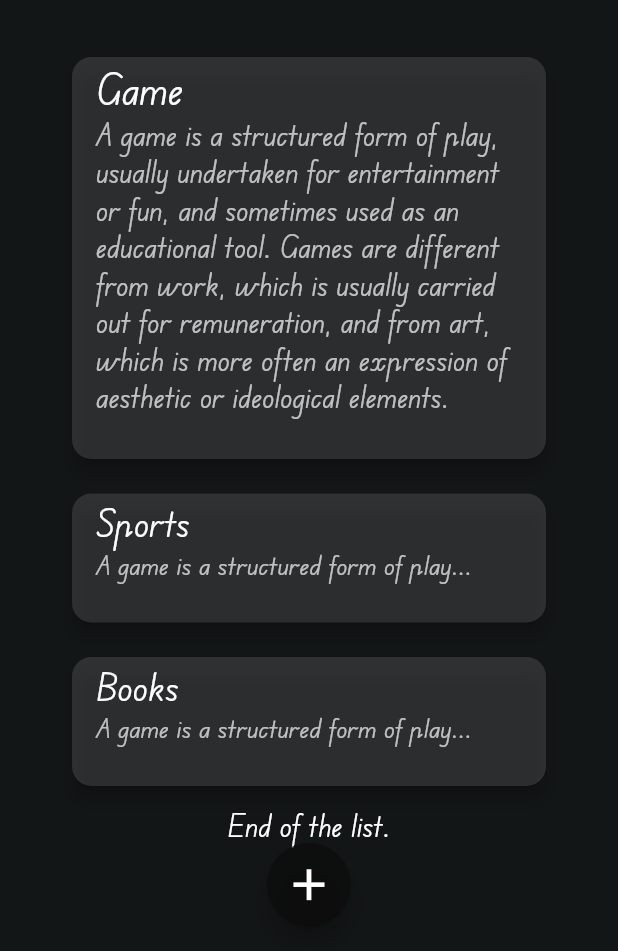
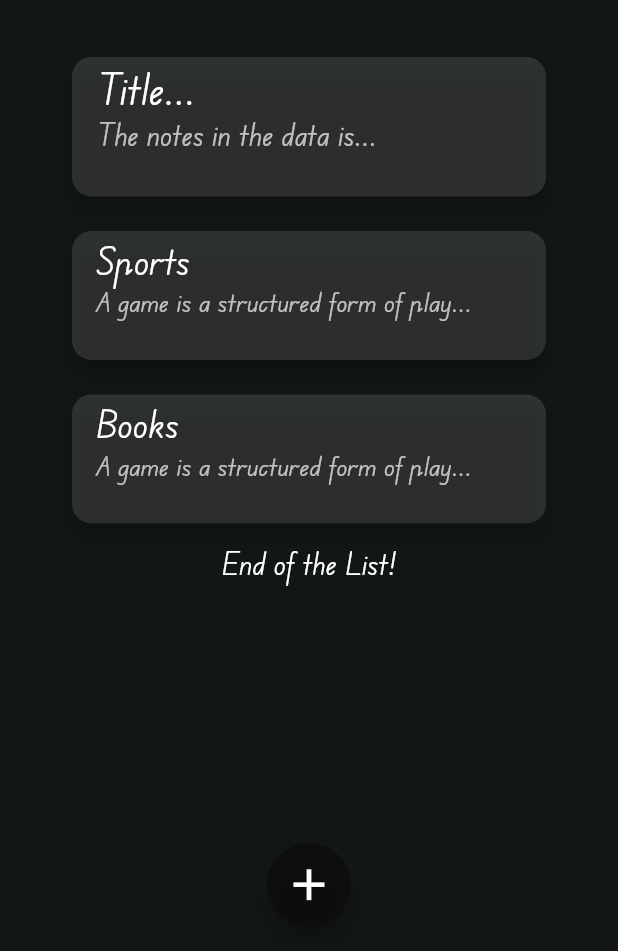
Before and after one commit to surajmgr/Flutter_notes_todo_app, a Flutter app: the screen it shows after launch, on a phone screen of 412 x 824 dp, the part 285-1236 px from its top. Run offline on Flutter 3.47's test engine with Material 2 defaults, Android fonts, the phone set to English and light mode, and no system bars.

Commit message:
small#upgrade_1

```diff
--- /dev/null
+++ b/lib/models/globalval.dart
@@ -0,0 +1,6 @@
+import 'package:flutter/material.dart';
+import 'package:todo_app/widgets/BodyElement.dart';
+
+List<Widget> cardList = [MainCard(heading: headingCard[0], bodyV: bodyCard[0])];
+List<String> headingCard = ["Title..."];
+List<String> bodyCard = ["The notes in the data is... "];
--- a/lib/pages/homepg.dart
+++ b/lib/pages/homepg.dart
@@ -1,5 +1,6 @@
 import 'package:flutter/material.dart';
 import 'package:flutter/services.dart';
+import 'package:todo_app/widgets/AppbarText.dart';
 import 'package:todo_app/widgets/BodyElement.dart';
 import 'package:todo_app/widgets/FltAccBtn.dart';
 import 'package:todo_app/widgets/MyDrawer.dart';
@@ -23,6 +24,7 @@ class _HomePageState extends State<HomePage> {
 
   @override
   Widget build(BuildContext context) {
+    var txt = "One Day List";
     return Container(
       constraints: const BoxConstraints.expand(),
       decoration: const BoxDecoration(
@@ -47,15 +49,8 @@ class _HomePageState extends State<HomePage> {
               ),
             ),
           ),
-          title: const Text(
-            "One Day List",
-            style: TextStyle(
-              color: Colors.white,
-              fontSize: 18,
-              fontWeight: FontWeight.w400,
-            ),
-          ),
-          backgroundColor: Color(0xFF0B0D0E),
+          title: AppBarTxt(txt: txt),
+          backgroundColor: const Color(0xFF0B0D0E),
           elevation: 0.0,
           actions: [
             IconButton(
@@ -66,7 +61,6 @@ class _HomePageState extends State<HomePage> {
         ),
         body: Container(
           alignment: Alignment.center,
-          child: SingleChildScrollView(
           child: Card(
             elevation: 0,
             color: Colors.transparent,
@@ -78,9 +72,8 @@ class _HomePageState extends State<HomePage> {
             ),
           ),
         ),
-        ),
         drawer: const MyDrawer(),
-        floatingActionButton: const fltAcBtn(),
+        floatingActionButton: fltAcBtn(),
         floatingActionButtonLocation: FloatingActionButtonLocation.centerFloat,
       ),
     );
--- /dev/null
+++ b/lib/widgets/AppbarText.dart
@@ -0,0 +1,22 @@
+import 'package:flutter/material.dart';
+
+class AppBarTxt extends StatelessWidget {
+  const AppBarTxt({
+    Key? key,
+    required this.txt,
+  }) : super(key: key);
+
+  final String txt;
+
+  @override
+  Widget build(BuildContext context) {
+    return Text(
+      txt,
+      style: const TextStyle(
+        color: Colors.white,
+        fontSize: 18,
+        fontWeight: FontWeight.w400,
+      ),
+    );
+  }
+}
--- a/lib/widgets/BodyElement.dart
+++ b/lib/widgets/BodyElement.dart
@@ -1,13 +1,27 @@
+// import 'dart:html';
 import 'package:flutter/material.dart';
+import 'package:todo_app/models/globalval.dart';
+import 'package:todo_app/pages/editfld.dart';
+import 'package:todo_app/widgets/FltAccBtn.dart';
 
 class BodyElm extends StatefulWidget {
   const BodyElm({Key? key}) : super(key: key);
-
   @override
   State<BodyElm> createState() => _BodyElmState();
 }
 
 class _BodyElmState extends State<BodyElm> {
+  refresh() {
+    setState(() {});
+  }
+
+  @override
+  void initState() {
+    // TODO: implement initState
+    super.initState();
+    // fltAcBtn(notifyBody: refresh());
+  }
+
   @override
   Widget build(BuildContext context) {
     return ListView(
@@ -44,46 +58,20 @@ class _BodyElmState extends State<BodyElm> {
                   ],
                 ),
               ),
-              SingleChildScrollView(
-                child: Center(
+              Center(
                 child: Column(
                   children: [
-                      Padding(
-                        padding: EdgeInsets.fromLTRB(40, 28, 40, 0),
-                        child: Card(
-                          elevation: 5,
-                          shape: RoundedRectangleBorder(
-                            borderRadius: BorderRadius.circular(13),
+                    ListView.builder(
+                      itemBuilder: (context, index) {
+                        return cardList[index];
+                      },
+                      itemCount: cardList.length,
+                      shrinkWrap: true,
+                      // padding: EdgeInsets.all(5),
+                      scrollDirection: Axis.vertical,
+                      primary: false,
                     ),
-                          color: Colors.white12,
-                          child: Container(
-                            // height: 300,
-                            // width: 300,
-                            child: const ListTile(
-                              // secondary: const Icon(Icons.beach_access),
-                              title: Text(
-                                "Game",
-                                style: TextStyle(
-                                  // decoration: TextDecoration.underline,
-                                  // color: Colors.amberAccent,
-                                  fontFamily: 'EDU VIC',
-                                  fontSize: 28,
-                                  fontWeight: FontWeight.w400,
-                                ),
-                              ),
-                              subtitle: Text(
-                                "A game is a structured form of play, usually undertaken for entertainment or fun, and sometimes used as an educational tool. Games are different from work, which is usually carried out for remuneration, and from art, which is more often an expression of aesthetic or ideological elements.\n",
-                                style: TextStyle(
-                                  color: Colors.white70,
-                                  fontFamily: 'Edu VIC',
-                                  fontSize: 20,
-                                  fontWeight: FontWeight.w300,
-                                ),
-                              ),
-                            ),
-                          ),
-                        ),
-                      ),
+                    // const MainCard(),
                     Padding(
                       padding: EdgeInsets.fromLTRB(40, 15, 40, 0),
                       child: Card(
@@ -95,15 +83,15 @@ class _BodyElmState extends State<BodyElm> {
                         child: Container(
                           // height: 65,
                           // width: 300,
-                            child: const ListTile(
-                              title: Text(
+                          child: ListTile(
+                            title: const Text(
                               "Sports",
                               style: TextStyle(
                                 fontFamily: 'Edu VIC',
                                 fontSize: 25,
                               ),
                             ),
-                              subtitle: Text(
+                            subtitle: const Text(
                               "A game is a structured form of play...\n",
                               style: TextStyle(
                                 color: Colors.white70,
@@ -112,6 +100,14 @@ class _BodyElmState extends State<BodyElm> {
                                 fontWeight: FontWeight.w300,
                               ),
                             ),
+                            onTap: () {
+                              setState(() {
+                                cardList.add(MainCard(
+                                    heading: headingCard[0],
+                                    bodyV: bodyCard[0]));
+                                print(cardList.length);
+                              });
+                            },
                           ),
                         ),
                       ),
@@ -151,14 +147,13 @@ class _BodyElmState extends State<BodyElm> {
                   ],
                 ),
               ),
-              ),
             ],
           ),
         ),
         const Padding(
           padding: EdgeInsets.all(10.0),
           child: Text(
-            "End of the list.",
+            "End of the List!",
             textAlign: TextAlign.center,
             style: TextStyle(
               color: Colors.white,
@@ -172,3 +167,60 @@ class _BodyElmState extends State<BodyElm> {
     );
   }
 }
+
+class MainCard extends StatelessWidget {
+  const MainCard({
+    Key? key,
+    required this.heading,
+    required this.bodyV,
+  }) : super(key: key);
+
+  final String heading;
+  final String bodyV;
+
+  @override
+  Widget build(BuildContext context) {
+    return Padding(
+      padding: EdgeInsets.fromLTRB(40, 28, 40, 0),
+      child: Card(
+        elevation: 5,
+        shape: RoundedRectangleBorder(
+          borderRadius: BorderRadius.circular(13),
+        ),
+        color: Colors.white12,
+        child: Container(
+          // height: 300,
+          // width: 300,
+          child: ListTile(
+            // secondary: const Icon(Icons.beach_access),
+            title: Text(
+              heading,
+              style: const TextStyle(
+                // decoration: TextDecoration.underline,
+                // color: Colors.amberAccent,
+                fontFamily: 'EDU VIC',
+                fontSize: 28,
+                fontWeight: FontWeight.w400,
+              ),
+            ),
+            subtitle: Text(
+              "$bodyV\n",
+              style: const TextStyle(
+                color: Colors.white70,
+                fontFamily: 'Edu VIC',
+                fontSize: 20,
+                fontWeight: FontWeight.w300,
+              ),
+            ),
+            onTap: () {
+              Navigator.push(
+                context,
+                MaterialPageRoute(builder: (context) => const EditField()),
+              );
+            },
+          ),
+        ),
+      ),
+    );
+  }
+}
--- a/lib/widgets/FltAccBtn.dart
+++ b/lib/widgets/FltAccBtn.dart
@@ -1,14 +1,46 @@
 import 'package:flutter/material.dart';
+import 'package:todo_app/models/globalval.dart';
+import 'package:todo_app/widgets/BodyElement.dart';
 
-class fltAcBtn extends StatelessWidget {
+class fltAcBtn extends StatefulWidget {
   const fltAcBtn({
     Key? key,
   }) : super(key: key);
 
   @override
+  State<fltAcBtn> createState() => _fltAcBtnState();
+}
+
+class _fltAcBtnState extends State<fltAcBtn> {
+  @override
   Widget build(BuildContext context) {
+    void addCardWidget() {
+      setState(() {
+        cardList.add(MainCard(heading: headingCard[0], bodyV: bodyCard[0]));
+        // widget.notifyBody();
+        print(cardList.length);
+      });
+    }
+
+    final len = cardList.length;
+
     return FloatingActionButton(
-      onPressed: () {},
+      onPressed: () {
+        showDialog(
+          context: context,
+          builder: (BuildContext context) {
+            return const AlertDialog(
+              backgroundColor: Color(0xff0b0d0e),
+              title: Text(
+                "Add",
+                // style: TextStyle(color: Colors.black87),
+              ),
+              content: Text("data"),
+            );
+          },
+        );
+        addCardWidget();
+      },
       backgroundColor: Color.fromARGB(190, 12, 12, 12),
       child: const Center(
         child: Icon(
```
Also changed, not shown: lib/pages/editfld.dart (added, +47 -0 lines), 9 other files. Lines whose indentation alone changed are shown as unchanged.
